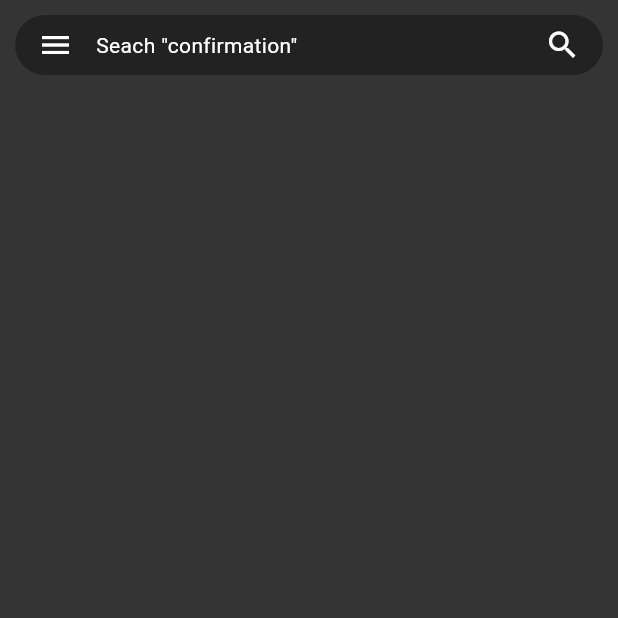
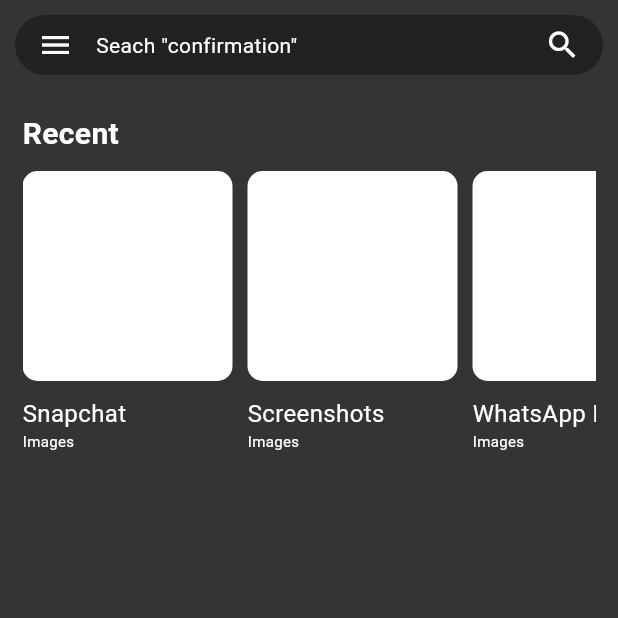
Before and after one commit to MhdMuzammilN/FilesGo_Clone, a Flutter app: the screen it shows after launch, on a phone screen of 412 x 824 dp, the top half of it. Run offline on Flutter 3.47's test engine with Material 3 defaults, Android fonts, the phone set to English and light mode, and no system bars.

Commit message:
Recent section added

```diff
--- a/lib/main.dart
+++ b/lib/main.dart
@@ -12,7 +12,124 @@ class FileHome extends StatelessWidget {
     return const MaterialApp(
       debugShowCheckedModeBanner: false,
       home: SafeArea(
-        child: Scaffold(body: FilesSearchBar()),
+        child: Scaffold(body: HomePage()),
+      ),
+    );
+  }
+}
+
+class HomePage extends StatelessWidget {
+  const HomePage({super.key});
+
+  @override
+  Widget build(BuildContext context) {
+    return Container(
+      color: const Color.fromARGB(255, 53, 52, 52),
+      child: const Column(
+        children: [FilesSearchBar(), Recent()],
+      ),
+    );
+  }
+}
+
+class Recent extends StatelessWidget {
+  const Recent({super.key});
+
+  @override
+  Widget build(BuildContext context) {
+    return Padding(
+      padding: const EdgeInsets.all(15),
+      child: Column(
+        crossAxisAlignment: CrossAxisAlignment.start,
+        children: [
+          const Text(
+            "Recent",
+            style: TextStyle(
+                color: Colors.white, fontSize: 20, fontWeight: FontWeight.bold),
+          ),
+          const SizedBox(
+            height: 10,
+          ),
+          SingleChildScrollView(
+            scrollDirection: Axis.horizontal,
+            child: Row(
+              children: [
+                Column(
+                  crossAxisAlignment: CrossAxisAlignment.start,
+                  children: [
+                    Container(
+                      decoration: const BoxDecoration(
+                        color: Colors.white,
+                        borderRadius: BorderRadius.all(Radius.circular(10)),
+                      ),
+                      height: 140,
+                      width: 140,
+                    ),
+                    const SizedBox(
+                      height: 10,
+                    ),
+                    const Text(
+                      "Snapchat",
+                      style: TextStyle(color: Colors.white, fontSize: 16),
+                    ),
+                    const Text("Images",
+                        style: TextStyle(color: Colors.white, fontSize: 10))
+                  ],
+                ),
+                const SizedBox(
+                  width: 10,
+                ),
+                Column(
+                  crossAxisAlignment: CrossAxisAlignment.start,
+                  children: [
+                    Container(
+                      decoration: const BoxDecoration(
+                        color: Colors.white,
+                        borderRadius: BorderRadius.all(Radius.circular(10)),
+                      ),
+                      height: 140,
+                      width: 140,
+                    ),
+                    const SizedBox(
+                      height: 10,
+                    ),
+                    const Text(
+                      "Screenshots",
+                      style: TextStyle(color: Colors.white, fontSize: 16),
+                    ),
+                    const Text("Images",
+                        style: TextStyle(color: Colors.white, fontSize: 10))
+                  ],
+                ),
+                const SizedBox(
+                  width: 10,
+                ),
+                Column(
+                  crossAxisAlignment: CrossAxisAlignment.start,
+                  children: [
+                    Container(
+                      decoration: const BoxDecoration(
+                        color: Colors.white,
+                        borderRadius: BorderRadius.all(Radius.circular(10)),
+                      ),
+                      height: 140,
+                      width: 140,
+                    ),
+                    const SizedBox(
+                      height: 10,
+                    ),
+                    const Text(
+                      "WhatsApp Images",
+                      style: TextStyle(color: Colors.white, fontSize: 16),
+                    ),
+                    const Text("Images",
+                        style: TextStyle(color: Colors.white, fontSize: 10))
+                  ],
+                ),
+              ],
+            ),
+          )
+        ],
       ),
     );
   }
@@ -23,9 +140,7 @@ class FilesSearchBar extends StatelessWidget {
 
   @override
   Widget build(BuildContext context) {
-    return Container(
-      color: const Color.fromARGB(255, 53, 52, 52),
-      child: Column(
+    return Column(
       children: [
         Container(
           decoration: const BoxDecoration(
@@ -71,7 +186,15 @@ class FilesSearchBar extends StatelessWidget {
           ),
         ),
       ],
-      ),
     );
   }
 }
+
+class Categories extends StatelessWidget {
+  const Categories({super.key});
+
+  @override
+  Widget build(BuildContext context) {
+    return const Placeholder();
+  }
+}
```
Lines whose indentation alone changed are shown as unchanged.
